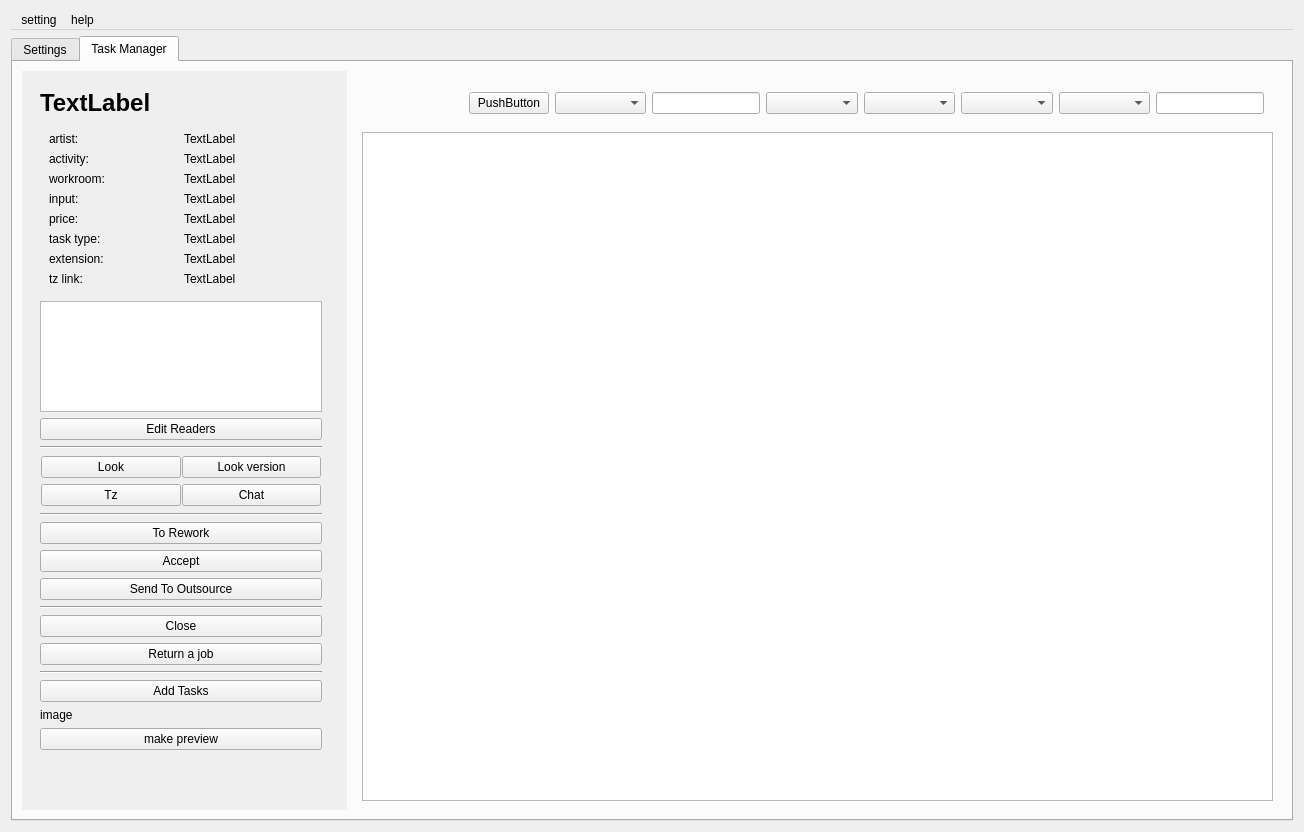
The window that ui/lineyka_manager.ui (volodya-renderberg/lineyka) describes before a commit, drawn with Qt 5.
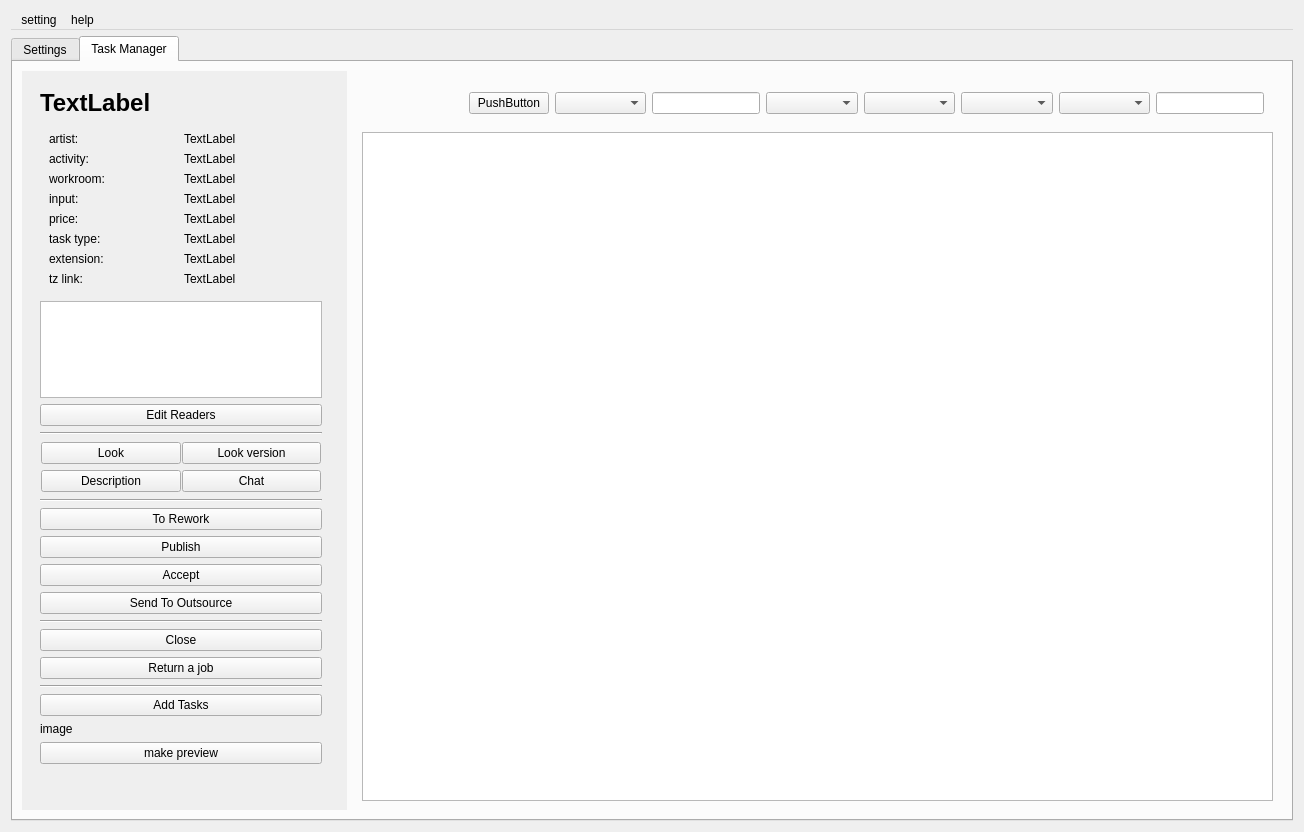
The same window after the commit.

Commit message: manager.ui - add Publish button

```diff
--- a/ui/lineyka_manager.ui
+++ b/ui/lineyka_manager.ui
@@ -659,7 +659,7 @@
                  <item row="1" column="0">
                   <widget class="QPushButton" name="tz_button">
                    <property name="text">
-                    <string>Tz</string>
+                    <string>Description</string>
                    </property>
                   </widget>
                  </item>
@@ -693,6 +693,13 @@
                 </property>
                </widget>
               </item>
+			  <item>
+               <widget class="QPushButton" name="publish_button">
+                <property name="text">
+                 <string>Publish</string>
+                </property>
+               </widget>
+              </item>
               <item>
                <widget class="QPushButton" name="assept_button">
                 <property name="text">
```
